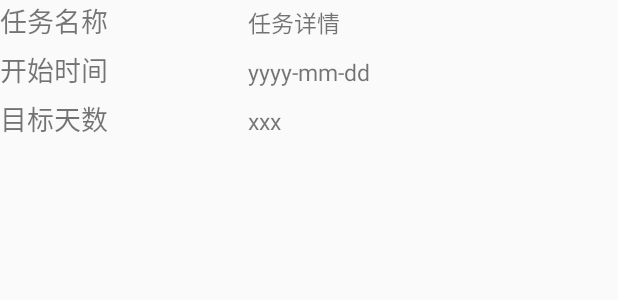
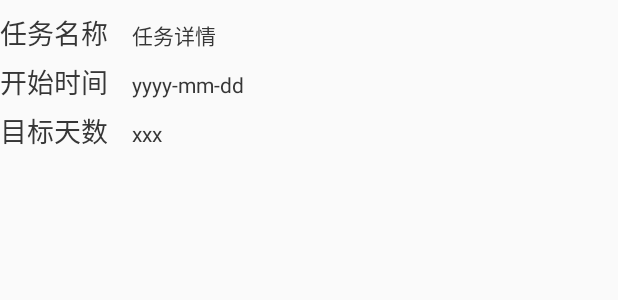
Before and after one commit to Dafenghh/PairGo, an Android app: the layout detail_task_item.xml on its own in the app's theme, with its tools: preview values and no code run, on a phone screen of 412 x 824 dp. Shown: the top 300 px of the screen. Run offline under Robolectric (Android 15) with nearby library versions, the phone set to English and light mode, and no system bars.

Commit message:
add new taskDetail  UI

```diff
--- a/app/src/main/AndroidManifest.xml
+++ b/app/src/main/AndroidManifest.xml
@@ -4,7 +4,7 @@
 
     <application
         android:allowBackup="true"
-        android:icon="@mipmap/ic_launcher"
+        android:icon="@drawable/app_icon"
         android:label="@string/app_name"
         android:roundIcon="@mipmap/ic_launcher_round"
         android:supportsRtl="true"
--- a/app/src/main/java/cn/edu/sysu/competition/TaskListFragment.java
+++ b/app/src/main/java/cn/edu/sysu/competition/TaskListFragment.java
@@ -30,9 +30,9 @@ public class TaskListFragment extends Fragment implements View.OnClickListener{
 
         taskList.clear();
         Task exampleTask1 = new Task(0, R.drawable.example1, R.drawable.example2, true
-        , "跑步","游泳", 5, 16, 14, 20);
-        Task exampleTask2 = new Task(0,R.drawable.example1, R.drawable.example3, true
-                ,"背单词","学JAVA", 17, 15, 36, 36);
+        , "跑步","游泳", 5, 10, 14, 30);
+        Task exampleTask2 = new Task(1,R.drawable.example1, R.drawable.example3, true
+                ,"背单词","学JAVA", 11, 15, 36, 36);
         taskList.add(exampleTask1);
         taskList.add(exampleTask2);
 
--- a/app/src/main/res/layout/detail_task_item.xml
+++ b/app/src/main/res/layout/detail_task_item.xml
@@ -10,50 +10,58 @@
         android:layout_width="wrap_content"
         android:layout_height="wrap_content"
         android:orientation="horizontal"
-        android:gravity="left">
+        android:gravity="start"
+        android:layout_marginTop="8dp">
 
         <TextView
-            android:layout_width="0dp"
+            android:layout_width="wrap_content"
             android:layout_height="wrap_content"
-            android:width="160dp"
+            android:gravity="start|center_vertical"
             android:layout_weight="1"
             android:text="任务名称"
-            android:textSize="8pt" />
+            android:textSize="18dp"
+            android:textColor="#363636"/>
 
         <TextView
             android:id="@+id/detail_task_task_name"
             android:layout_width="wrap_content"
             android:layout_height="wrap_content"
+            android:gravity="start|center_vertical"
             android:layout_weight="1"
-            android:layout_marginLeft="5dp"
+            android:layout_marginLeft="16dp"
+            android:layout_marginStart="16dp"
             android:text="任务详情"
-            android:textSize="7pt"/>
+            android:textSize="14dp"
+            android:textColor="#363636"/>
     </LinearLayout>
 
     <LinearLayout
         android:layout_width="wrap_content"
         android:layout_height="wrap_content"
         android:orientation="horizontal"
-        android:gravity="left"
-        android:layout_marginTop="5dp"
-        android:layout_marginBottom="5dp">
+        android:gravity="start"
+        android:layout_marginTop="5dp">
 
         <TextView
-            android:layout_width="0dp"
+            android:layout_width="wrap_content"
             android:layout_height="wrap_content"
-            android:width="160dp"
+            android:gravity="start|center_vertical"
             android:layout_weight="1"
             android:text="开始时间"
-            android:textSize="8pt"/>
+            android:textSize="18dp"
+            android:textColor="#363636"/>
 
         <TextView
             android:id="@+id/detail_task_start_time"
             android:layout_width="wrap_content"
             android:layout_height="wrap_content"
+            android:gravity="start|center_vertical"
+            android:layout_marginLeft="16dp"
+            android:layout_marginStart="16dp"
             android:layout_weight="1"
-            android:layout_marginLeft="5dp"
             android:text="yyyy-mm-dd"
-            android:textSize="7pt"/>
+            android:textSize="14dp"
+            android:textColor="#363636"/>
 
 
     </LinearLayout>
@@ -62,24 +70,29 @@
         android:layout_width="wrap_content"
         android:layout_height="wrap_content"
         android:orientation="horizontal"
-        android:gravity="left">
+        android:gravity="start"
+        android:layout_marginTop="5dp">
 
         <TextView
-            android:layout_width="0dp"
+            android:layout_width="wrap_content"
             android:layout_height="wrap_content"
-            android:width="160dp"
+            android:gravity="start|center_vertical"
             android:layout_weight="1"
             android:text="目标天数"
-            android:textSize="8pt"/>
+            android:textSize="18dp"
+            android:textColor="#363636"/>
 
         <TextView
             android:id="@+id/detail_task_goal_day"
             android:layout_width="wrap_content"
             android:layout_height="wrap_content"
+            android:gravity="start|center_vertical"
             android:layout_weight="1"
-            android:layout_marginLeft="5dp"
+            android:layout_marginLeft="16dp"
+            android:layout_marginStart="16dp"
             android:text="xxx"
-            android:textSize="7pt"/>
+            android:textSize="14dp"
+            android:textColor="#363636"/>
 
 
     </LinearLayout>
--- a/app/src/main/res/layout/signin_page.xml
+++ b/app/src/main/res/layout/signin_page.xml
@@ -6,10 +6,6 @@
 
     android:background="@drawable/signup" >
 
-    <View
-        android:layout_width="match_parent"
-        android:layout_height="match_parent"
-        android:background="#50ffffff" />
 
     <LinearLayout xmlns:android="http://schemas.android.com/apk/res/android"
         android:orientation="vertical"
@@ -127,6 +123,7 @@
             android:layout_height="30dp"
             android:layout_gravity="center"
             android:background="@drawable/green_button_shape"
+                android:layout_marginRight="30dp"
             android:text="注册"
             android:textColor="#76b2b0"/>
         </LinearLayout>
@@ -152,6 +149,7 @@
                 android:layout_height="30dp"
                 android:layout_gravity="center"
                 android:background="@drawable/button_shape"
+                android:layout_marginRight="30dp"
                 android:text="取消"
                 android:textColor="#76b2b0"/>
         </LinearLayout>
--- a/app/src/main/res/layout/title_without_back.xml
+++ b/app/src/main/res/layout/title_without_back.xml
@@ -12,6 +12,7 @@
         android:layout_width="wrap_content"
         android:layout_height="wrap_content"
         android:layout_marginStart="16dp"
+        android:layout_marginLeft="16dp"
         android:layout_marginTop="8dp"
         android:text="Pair Go"
         android:textColor="@color/title_text"
```
Also changed, not shown: app/src/main/java/cn/edu/sysu/competition/CreateTask.java (+4 -4 lines), app/src/main/java/cn/edu/sysu/competition/Task.java (+8 -5 lines), app/src/main/java/cn/edu/sysu/competition/TaskDetail.java (+14 -0 lines), app/src/main/java/cn/edu/sysu/competition/comparisonChart.java (added, +170 -0 lines), app/src/main/res/drawable/button_shape_task_detail.xml (added, +12 -0 lines), app/src/main/res/layout/activity_task_detail.xml (+92 -99 lines), app/src/main/res/layout/comparison_chart.xml (added, +18 -0 lines), app/src/main/res/layout/login_page.xml (+2 -5 lines), app/src/main/res/drawable/app_icon.png (added), app/src/main/res/drawable/comparison0.png (added), app/src/main/res/drawable/comparison1.png (added), app/src/main/res/drawable/comparison_empty.png (added), app/src/main/res/drawable/signin.jpg.
